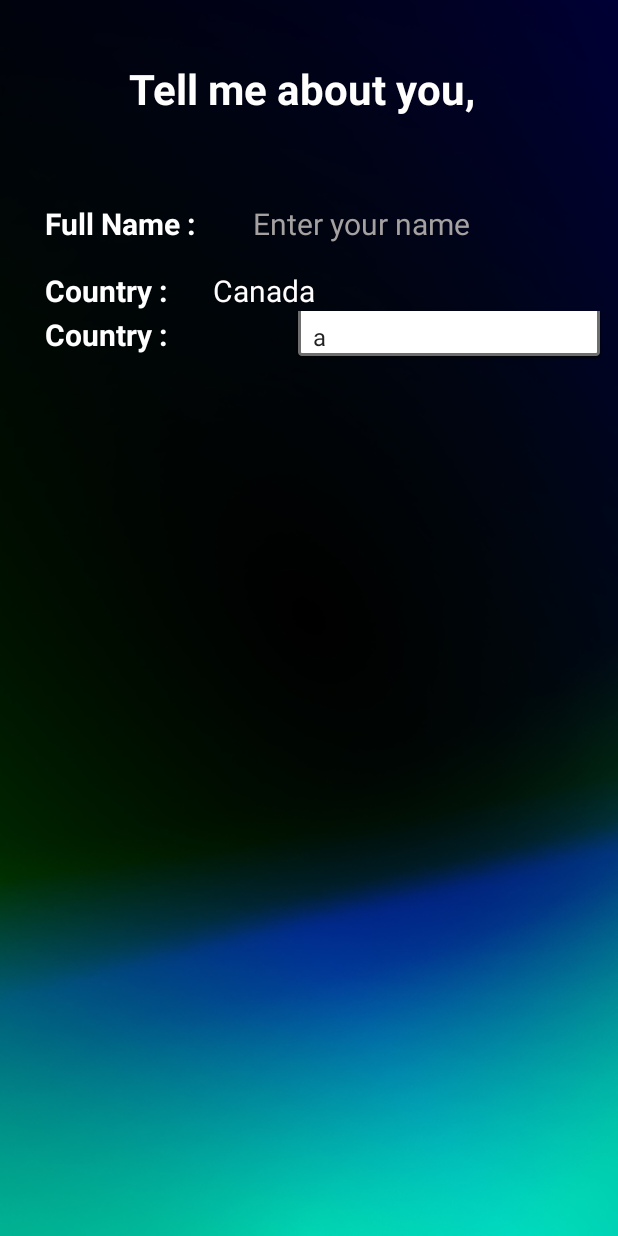
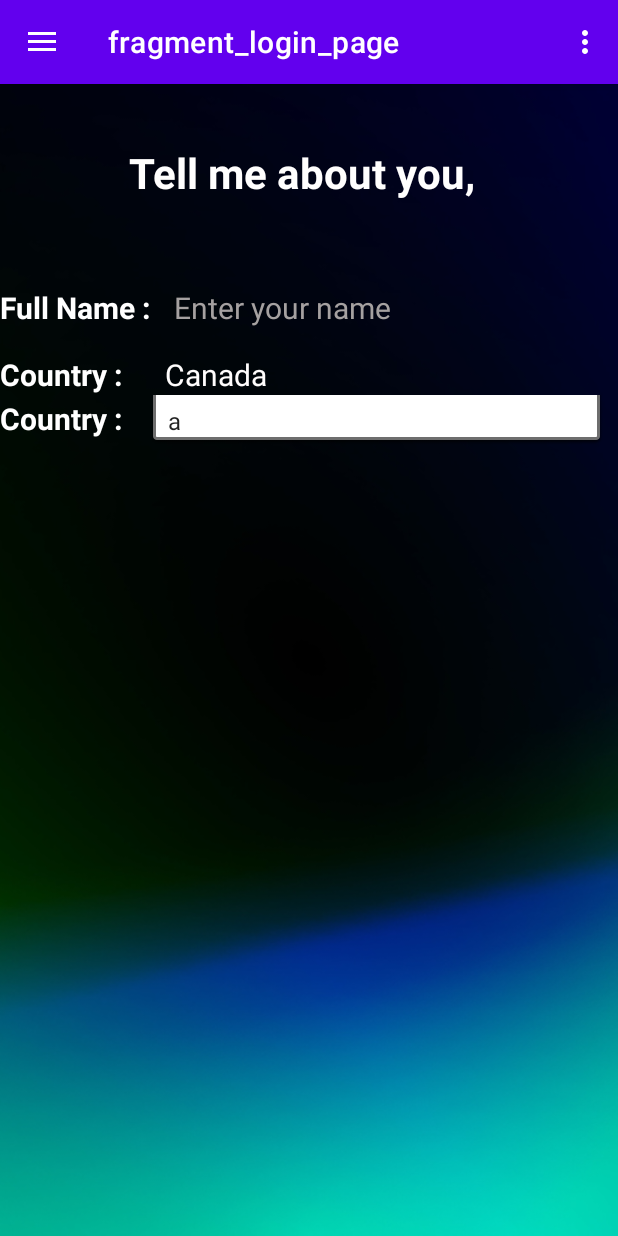
Before and after one commit to Devanshu1193/UniGuide, an Android app: the screen it shows after launch (MainActivity), after a tap on "GET STARTED !", on a phone screen of 412 x 824 dp. Run offline under Robolectric (Android 15) with nearby library versions, the light colour scheme and no system bars; our stand-ins replace navigation-ui; Roboto replaces fonts that are not available here.

Commit message:
Solved some issues related to dropdown menu.

```diff
--- a/app/src/main/java/com/devanshusuthar/uniguide/Fragments/LoginPageFragment.java
+++ b/app/src/main/java/com/devanshusuthar/uniguide/Fragments/LoginPageFragment.java
@@ -12,6 +12,7 @@ import android.widget.ArrayAdapter;
 import android.widget.LinearLayout;
 import android.widget.Spinner;
 
+import com.devanshusuthar.uniguide.MainActivity;
 import com.devanshusuthar.uniguide.R;
 import com.devanshusuthar.uniguide.StringArray;
 import com.google.android.material.textfield.TextInputLayout;
@@ -69,15 +70,17 @@ public class LoginPageFragment extends Fragment {
         // Inflate the layout for this fragment
         View view = inflater.inflate(R.layout.fragment_login_page, container, false);
 
+        MainActivity.getAppBar().show();
+
         Spinner spinner = view.findViewById(R.id.city_dropdown);
         Spinner provinceSpinner = view.findViewById(R.id.city_dropdown);
 
         StringArray provinces = new StringArray(getContext(), "a", "b", "c");
         StringArray citiesOntario = new StringArray(getContext(), "a", "b", "c");
 
-        provinceSpinner.setOnItemClickListener(new AdapterView.OnItemClickListener() {
+        provinceSpinner.setOnItemSelectedListener(new AdapterView.OnItemSelectedListener() {
             @Override
-            public void onItemClick(AdapterView<?> adapterView, View view, int i, long l) {
+            public void onItemSelected(AdapterView<?> adapterView, View view, int i, long l) {
                 String province = provinces.getItem(i);
 
                 switch (province) {
@@ -86,6 +89,9 @@ public class LoginPageFragment extends Fragment {
                         break;
                 }
             }
+
+            @Override
+            public void onNothingSelected(AdapterView<?> adapterView) {}
         });
 
         spinner.setAdapter(citiesOntario);
--- a/app/src/main/java/com/devanshusuthar/uniguide/StringArray.java
+++ b/app/src/main/java/com/devanshusuthar/uniguide/StringArray.java
@@ -12,5 +12,6 @@ public class StringArray extends ArrayAdapter<String> {
         super(context,android.R.layout.simple_spinner_item);
         this.addAll(strings);
         this.setDropDownViewResource(android.R.layout.simple_spinner_item);
+//        this.setDropDownViewResource(R.layout.c);
     }
 }
--- a/app/src/main/res/layout/fragment_login_page.xml
+++ b/app/src/main/res/layout/fragment_login_page.xml
@@ -30,13 +30,9 @@
 
         <TextView
             android:id="@+id/login_country_title"
-            android:layout_width="wrap_content"
+            android:layout_width="100dp"
             android:layout_height="wrap_content"
-            android:layout_marginRight="4sp"
-            android:layout_weight="1"
             android:fontFamily="@font/assistant_semibold"
-            android:paddingLeft="30sp"
-            android:paddingRight="-90sp"
             android:text="@string/login_fullName_title"
             android:textAlignment="viewStart"
             android:textAllCaps="false"
@@ -73,13 +69,9 @@
 
         <TextView
             android:id="@+id/login_city_title"
-            android:layout_width="wrap_content"
+            android:layout_width="100dp"
             android:layout_height="wrap_content"
-            android:layout_marginRight="4sp"
-            android:layout_weight="1"
             android:fontFamily="@font/assistant_semibold"
-            android:paddingLeft="30sp"
-            android:paddingRight="-90sp"
             android:text="@string/login_country_title"
             android:textAlignment="viewStart"
             android:textAllCaps="false"
@@ -111,13 +103,9 @@
 
         <TextView
             android:id="@+id/login_fullName_title"
-            android:layout_width="wrap_content"
+            android:layout_width="100dp"
             android:layout_height="wrap_content"
-            android:layout_marginRight="4sp"
-            android:layout_weight="1"
             android:fontFamily="@font/assistant_semibold"
-            android:paddingLeft="30sp"
-            android:paddingRight="-90sp"
             android:text="@string/login_country_title"
             android:textAlignment="viewStart"
             android:textAllCaps="false"
@@ -127,10 +115,10 @@
 
         <Spinner
             android:id="@+id/city_dropdown"
-            android:layout_width="wrap_content"
+            android:layout_width="match_parent"
             android:layout_height="wrap_content"
-            android:layout_weight="1"
             android:background="@android:drawable/spinner_dropdown_background"
+            android:outlineProvider="paddedBounds"
             android:spinnerMode="dropdown" />
 
     </LinearLayout>
--- a/app/src/main/res/menu/activity_main_drawer.xml
+++ b/app/src/main/res/menu/activity_main_drawer.xml
@@ -5,7 +5,7 @@
 
     <group android:checkableBehavior="single">
         <item
-            android:id="@+id/nav_splash_screen"
+            android:id="@+id/nav_login"
             android:icon="@drawable/ic_menu_camera"
             android:title="@string/menu_home" />
     </group>
```
Also changed, not shown: app/src/main/res/drawable/spinner_background.xml (added, +8 -0 lines), app/src/main/res/layout/simple_spinner_dropdown.xml (added, +12 -0 lines), app/src/main/res/layout/spinner_text.xml (added, +10 -0 lines), app/src/main/res/drawable-v24/downarrow.png (added).
